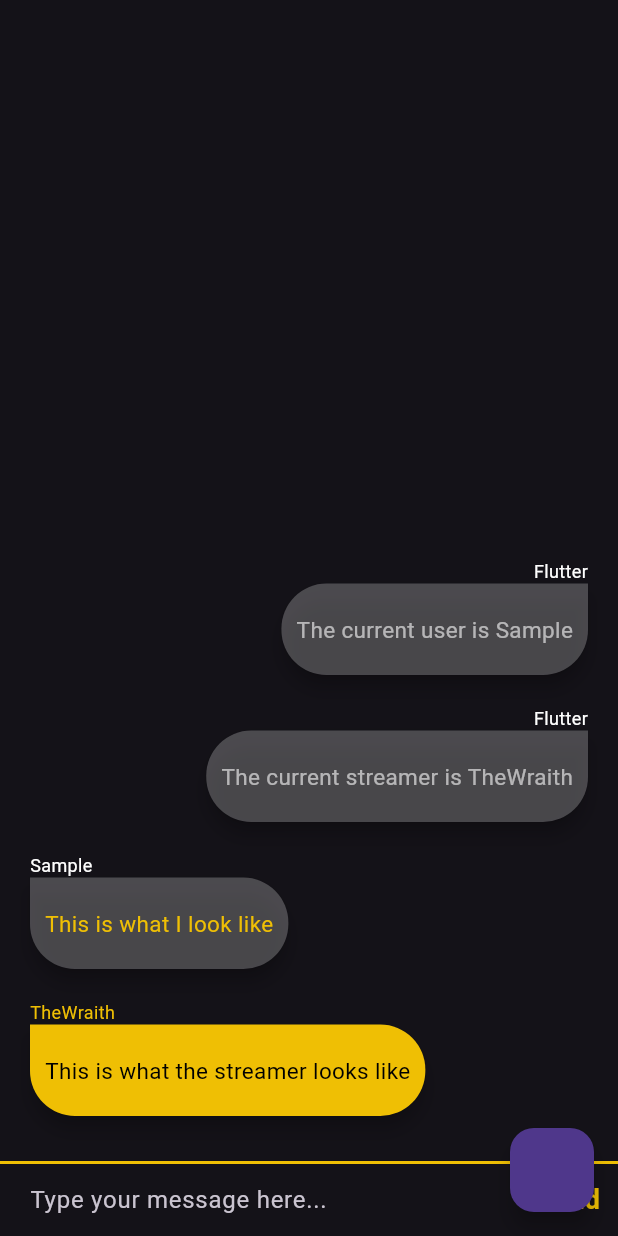
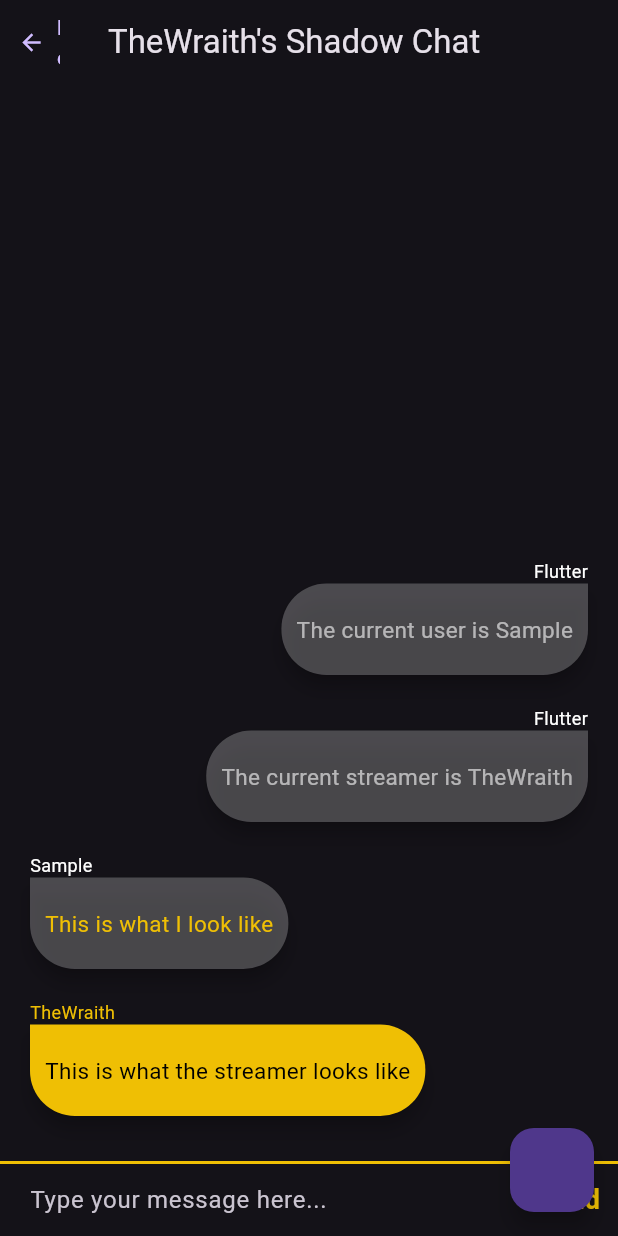
Before and after one commit to TrevorRomans/shadow_chat, a Flutter app: the ChatScreen screen opened by its route, on a phone screen of 412 x 824 dp. Run offline on Flutter 3.47's test engine with Material 3 defaults, Android fonts, the phone set to English and light mode, and no system bars; our stand-ins replace animated_text_kit, cloud_firestore, firebase_auth, firebase_core, modal_progress_hud_nsn; accounts and stored records are empty.

Commit message:
Aded app bar

```diff
--- a/lib/screens/chat_screen.dart
+++ b/lib/screens/chat_screen.dart
@@ -94,6 +94,19 @@ class _ChatScreenState extends State<ChatScreen> {
   @override
   Widget build(BuildContext context) {
     return Scaffold(
+      appBar: AppBar(
+        title: Text('$streamer\'s Shadow Chat'),
+        backgroundColor: Colors.transparent,
+        elevation: 0,
+        leading: TextButton.icon(
+          onPressed: () {
+            //TODO: add alert dialog before exiting
+            Navigator.pop(context);
+          },
+          icon: Icon(Icons.arrow_back_outlined),
+          label: Text(userIsViewer ? 'Leave Chat' : 'End Session'),
+        ),
+      ),
       body: SafeArea(
         child: Column(
           mainAxisAlignment: MainAxisAlignment.spaceBetween,
```
